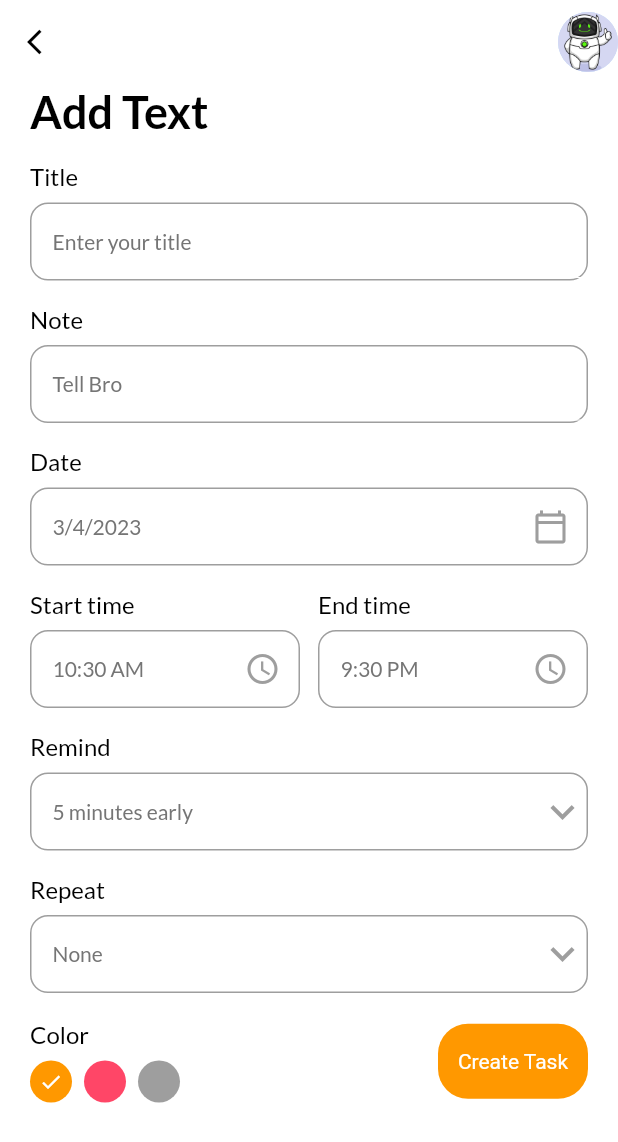
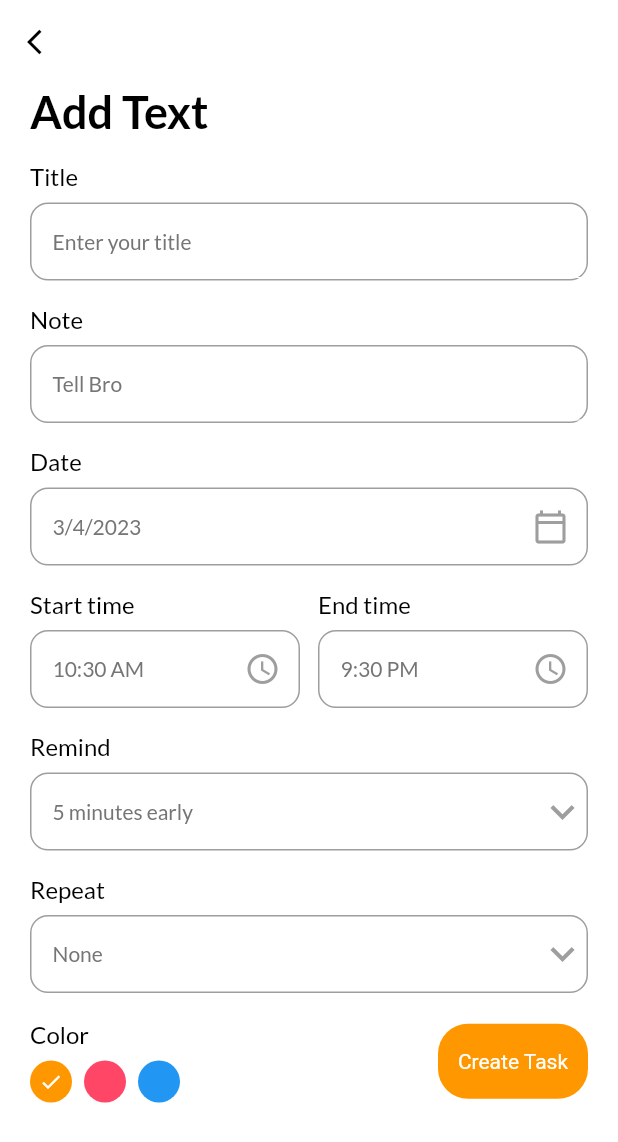
Before and after one commit to EftiarHKhan/tell_bro, a Flutter app: the AddTaskPage screen opened directly, on a phone screen of 412 x 824 dp. Shown: the top 1142 px of the screen. Run offline on Flutter 3.47's test engine with Material 2 defaults, Android fonts, the light colour scheme and no system bars; our stand-ins replace date_picker_timeline, flutter_local_notifications, flutter_native_timezone, flutter_staggered_animations, get, get_storage and 5 more; accounts and stored records are empty.

Commit message:
final release

```diff
--- a/lib/model/task_tile.dart
+++ b/lib/model/task_tile.dart
@@ -96,7 +96,7 @@ class TaskTile extends StatelessWidget {
           RotatedBox(
             quarterTurns: 3,
             child: Text(
-              task!.isCompleted == 1 ? "COMPLETED" : "TODO",
+              task!.isCompleted == 1 ? "COMPLETED" : "TO DO",
               style: GoogleFonts.lato(
                 textStyle: TextStyle(
                     fontSize: 10,
--- a/lib/model/theme.dart
+++ b/lib/model/theme.dart
@@ -6,7 +6,7 @@ const Color orangeClr = Colors.orange;
 const Color pinkClr = Color(0xFFff4667);
 const Color white = Colors.white;
 const primaryClr = orangeClr;
-const Color darkGreyClr = Colors.grey;
+const Color darkGreyClr = Colors.blue;
 const Color blackClr = Colors.black;
 
 class Themes{
--- a/lib/view/add_task.dart
+++ b/lib/view/add_task.dart
@@ -178,11 +178,11 @@ class _AddTaskPageState extends State<AddTaskPage> {
       ),
       actions: const [
         //Icon(Icons.person, size: 20,),
-        CircleAvatar(
-          backgroundImage: AssetImage(
-              "images/profile.png"
-          ),
-        )
+        // CircleAvatar(
+        //   backgroundImage: AssetImage(
+        //       "images/profile.png"
+        //   ),
+        // )
       ],
     );
   }
--- a/lib/view/splash_screen.dart
+++ b/lib/view/splash_screen.dart
@@ -1,6 +1,5 @@
 import 'dart:async';
 
-import 'package:flutter/cupertino.dart';
 import 'package:flutter/material.dart';
 import 'package:tell_bro/view/home_page.dart';
 
@@ -35,7 +34,7 @@ class _SplashScreenState extends State<SplashScreen> {
         child: Column(
           mainAxisAlignment: MainAxisAlignment.spaceBetween,
           children: [
-            Image.asset('images/Tell_Bro.jpg',
+            Image.asset('images/profile.png',
               width: 400,
               height: 400,
               fit: BoxFit.fill,
--- a/pubspec.yaml
+++ b/pubspec.yaml
@@ -55,7 +55,7 @@ dev_dependencies:
     sdk: flutter
 
 flutter_icons:
-  image_path: "images/profile.png"
+  image_path: "images/profile.jpg"
   android: true
   ios: true
 
```
Also changed, not shown: lib/view/home_page.dart (+71 -49 lines), images/Tell_Bro.jpg (deleted), images/profile.jpg (added), images/profile.png (deleted), 21 other files.
